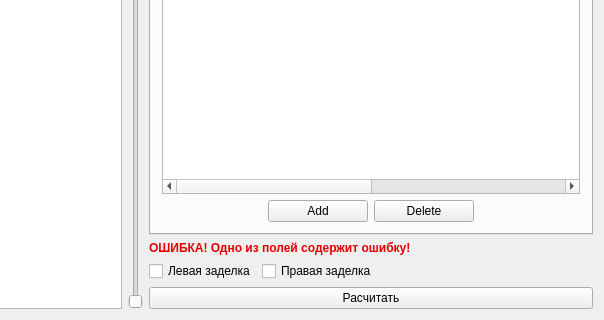
This is mainwindow.ui in dimasbr/SAPR-small- as Qt 5 draws it before an edit; both pictures show x 333 to 937 and y 180 to 500 of the 937 by 500 pixel window. The edited form follows.
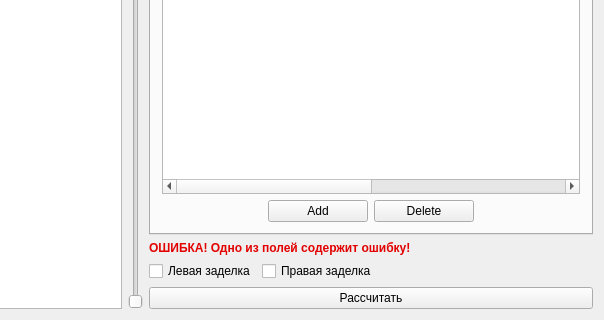
This is the edited form.

Patch:
```diff
--- a/mainwindow.ui
+++ b/mainwindow.ui
@@ -344,7 +344,7 @@
       <item>
        <widget class="QPushButton" name="processor">
         <property name="text">
-         <string>Расчитать</string>
+         <string>Расcчитать</string>
         </property>
        </widget>
       </item>
```
